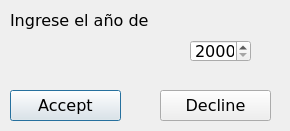
RedAlf121/ProyectoFicherosCpp, file Proyecto_Optativa/UfrmDialogYear.ui: the form before one commit.
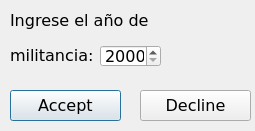
The form after the commit. Icons and pictures are not drawn.

```diff
--- a/Proyecto_Optativa/UfrmDialogYear.ui
+++ b/Proyecto_Optativa/UfrmDialogYear.ui
@@ -6,7 +6,7 @@
    <rect>
     <x>0</x>
     <y>0</y>
-    <width>290</width>
+    <width>255</width>
     <height>131</height>
    </rect>
   </property>
@@ -26,8 +26,8 @@
   <widget class="QSpinBox" name="spinBox">
    <property name="geometry">
     <rect>
-     <x>190</x>
-     <y>40</y>
+     <x>100</x>
+     <y>45</y>
      <width>61</width>
      <height>22</height>
     </rect>
@@ -55,14 +55,14 @@
   <widget class="QLabel" name="label_dynamic">
    <property name="geometry">
     <rect>
-     <x>170</x>
-     <y>20</y>
-     <width>46</width>
-     <height>21</height>
+     <x>10</x>
+     <y>40</y>
+     <width>91</width>
+     <height>31</height>
     </rect>
    </property>
    <property name="text">
-    <string/>
+    <string>militancia:</string>
    </property>
   </widget>
   <widget class="QPushButton" name="pshBtrAccept">
@@ -91,7 +91,7 @@
   <widget class="QPushButton" name="pshBtrDecline">
    <property name="geometry">
     <rect>
-     <x>160</x>
+     <x>140</x>
      <y>90</y>
      <width>111</width>
      <height>31</height>
```
